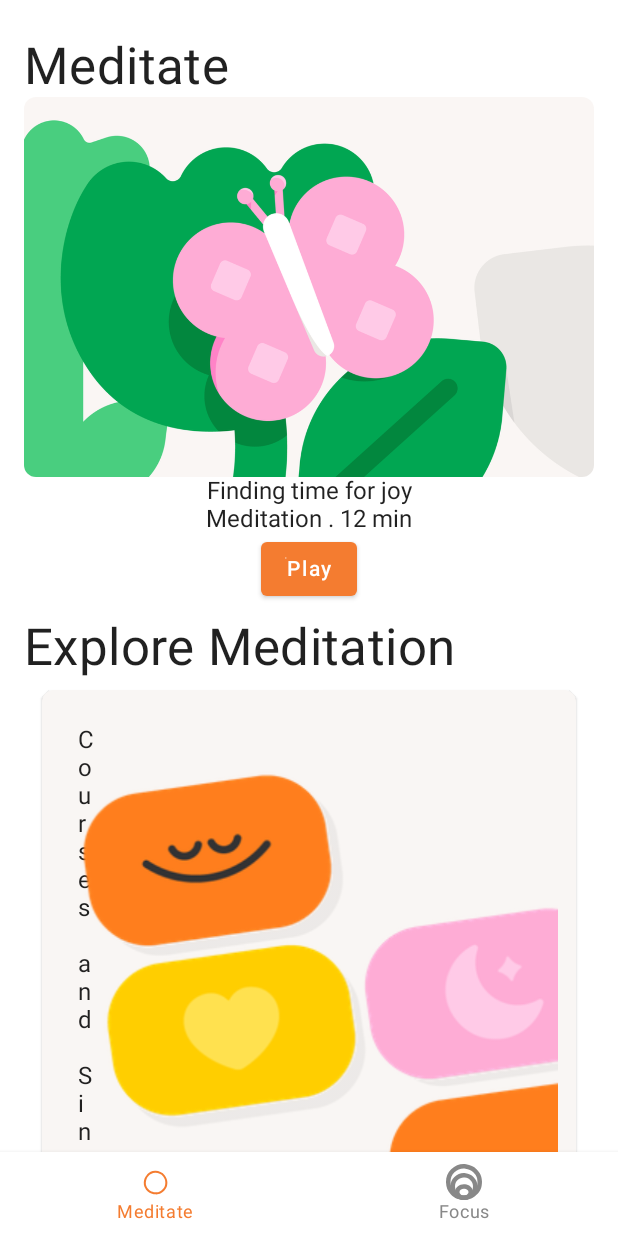
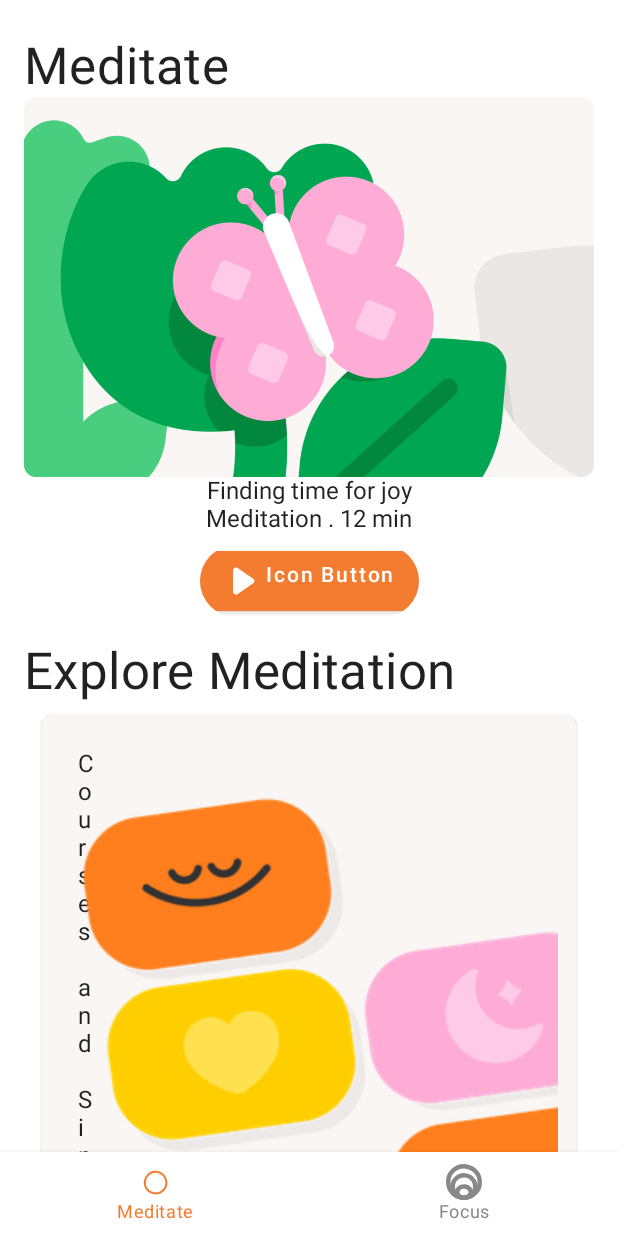
Before and after one commit to sharansalian/headspace, an Android app built with Jetpack Compose: the screen it shows after launch (MainActivity), on a phone screen of 412 x 824 dp. Run offline under Robolectric (Android 15) with nearby library versions, the phone set to English and light mode, and no system bars.

Commit message:
Add Button

```diff
--- a/app/src/main/java/io/sharan/headspace/ui/screens/Featured.kt
+++ b/app/src/main/java/io/sharan/headspace/ui/screens/Featured.kt
@@ -2,8 +2,11 @@ package io.sharan.headspace.ui.screens
 
 import androidx.annotation.DrawableRes
 import androidx.compose.foundation.Image
+import androidx.compose.foundation.background
+import androidx.compose.foundation.layout.Box
 import androidx.compose.foundation.layout.Column
 import androidx.compose.foundation.layout.Row
+import androidx.compose.foundation.layout.padding
 import androidx.compose.foundation.shape.RoundedCornerShape
 import androidx.compose.material.Button
 import androidx.compose.material.Icon
@@ -30,13 +33,19 @@ fun Featured(featuredContent: FeaturedContent) {
             )
             Text(text = title)
             Text(text = description)
-            Button(onClick = { /*TODO*/ }) {
-                Row {
+            Button(
+                onClick = {},
+                modifier = Modifier
+                    .padding(8.dp)
+                    .clip(RoundedCornerShape(32.dp))
+            ) {
+                Row() {
                     Icon(
                         painter = painterResource(id = R.drawable.ic_play),
-                        contentDescription = "Play"
+                        contentDescription = null,
+                        modifier = Modifier.padding(end = 4.dp)
                     )
-                    Text(text = "Play", color = Color.White)
+                    Text(text = "Icon Button")
                 }
             }
         }
--- a/app/src/main/res/drawable/ic_play.xml
+++ b/app/src/main/res/drawable/ic_play.xml
@@ -1,6 +1,6 @@
 <vector xmlns:android="http://schemas.android.com/apk/res/android"
-    android:width="1dp"
-    android:height="1dp"
+    android:width="24dp"
+    android:height="24dp"
     android:viewportWidth="32"
     android:viewportHeight="32">
   <path
```
